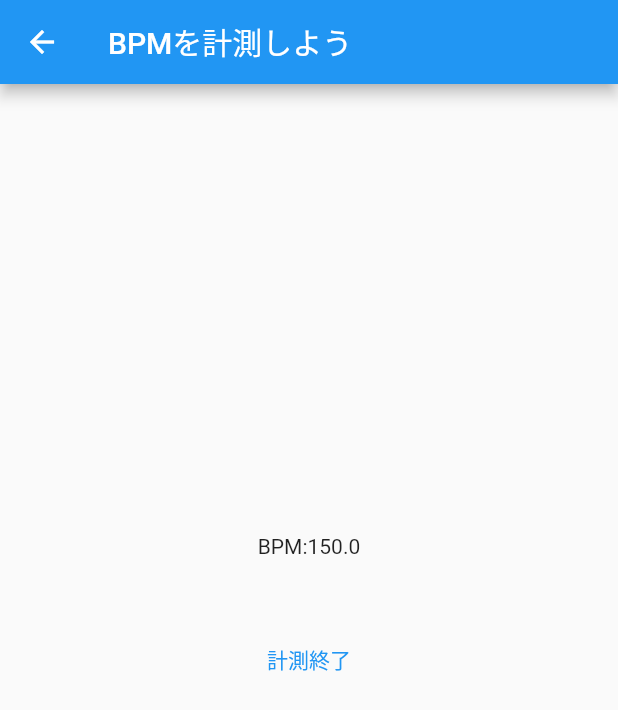
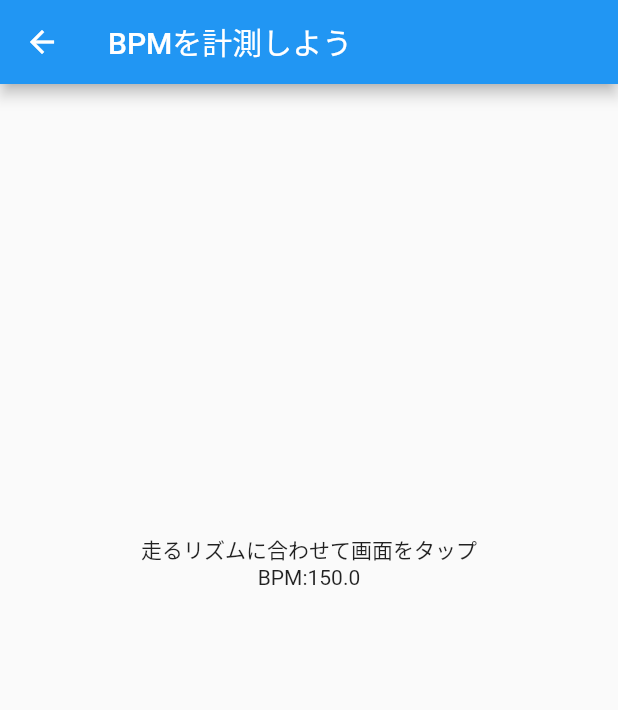
Before and after one commit to beatwalking55/beatim2, a Flutter app: the BPMSensingPage screen opened directly, on a phone screen of 412 x 824 dp. Shown: the top 710 px of the screen. Run offline on Flutter 3.47's test engine with Material 2 defaults, Android fonts, the phone set to English and light mode, and no system bars; our stand-ins replace just_audio; missing offline and left inert: audio_session.

Commit message:
BPM測定6回押したら強制送還される

```diff
--- a/lib/BPMsensingpage.dart
+++ b/lib/BPMsensingpage.dart
@@ -11,6 +11,7 @@ class BPMSensingPage extends StatefulWidget {
 }
 
 class _BPMSensingPageState extends State<BPMSensingPage> {
+  int counter = 0;
   @override
   Widget build(BuildContext context) {
     return Scaffold(
@@ -36,6 +37,17 @@ class _BPMSensingPageState extends State<BPMSensingPage> {
                 });
                 bpm_ratio = sensingBPM / ORIGINAL_musicBPM;
                 print(bpm_ratio);
+                counter += 1;
+                if (counter == 6){
+                  Navigator.pop(context);
+                  setState(() {
+                    player.setSpeed(bpm_ratio);
+                    changingspeed = true;
+                    changingspeedbutton = "原曲";
+                    previous_sensingBPM = sensingBPM;
+                    playlist = musicselect(genre:genre, artist: artist, BPM: sensingBPM);
+                  });
+                }
               },
 
 
@@ -61,21 +73,26 @@ class _BPMSensingPageState extends State<BPMSensingPage> {
           children:<Widget>[
       Positioned(
         top: 300.0,
-            child: Text("BPM:${sensingBPM}"),
+            child: Column(
+              children: [
+                Text("走るリズムに合わせて画面をタップ"),
+                Text("BPM:${sensingBPM}"),
+              ],
+            ),
           ),
-            TextButton(
-                onPressed: () {
-                  Navigator.pop(context);
-                  setState(() {
-                    player.setSpeed(bpm_ratio);
-                    changingspeed = true;
-                    changingspeedbutton = "原曲";
-                    previous_sensingBPM = sensingBPM;
-                    playlist = musicselect(genre:genre, artist: artist, BPM: sensingBPM);
-                  });
-                },
-                child: Text("計測終了")
-                ),
+            // TextButton(
+            //     onPressed: () {
+            //       Navigator.pop(context);
+            //       setState(() {
+            //         player.setSpeed(bpm_ratio);
+            //         changingspeed = true;
+            //         changingspeedbutton = "原曲";
+            //         previous_sensingBPM = sensingBPM;
+            //         playlist = musicselect(genre:genre, artist: artist, BPM: sensingBPM);
+            //       });
+            //     },
+            //     child: Text("計測終了")
+            //     ),
 
             ],
           ),
```
